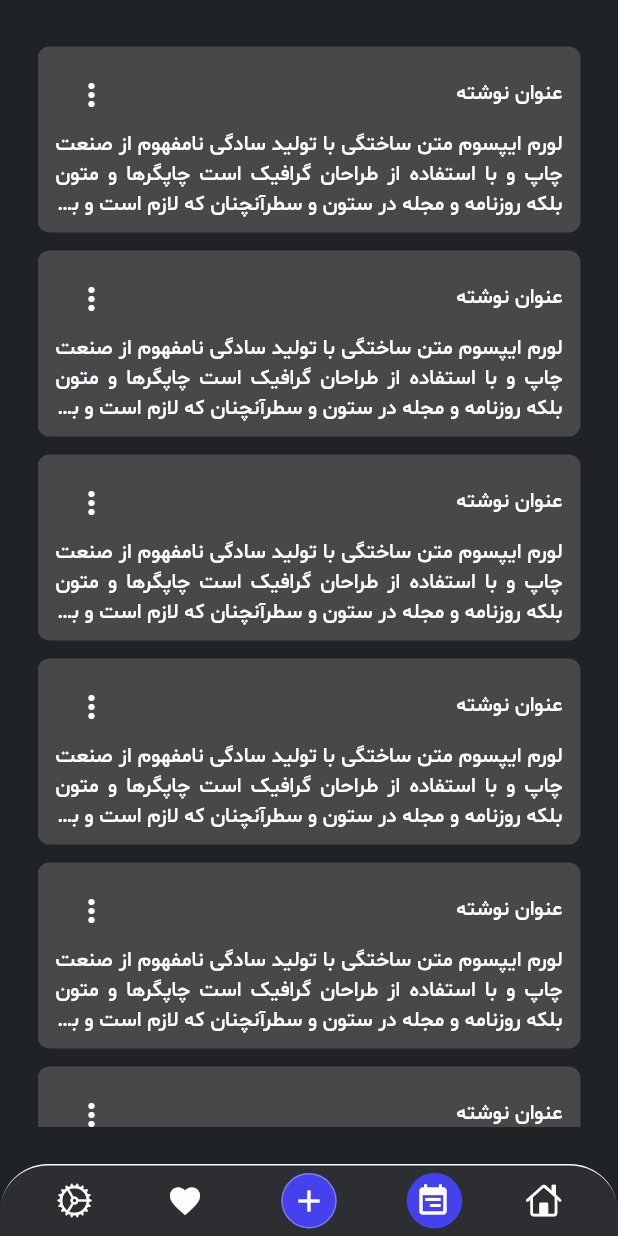
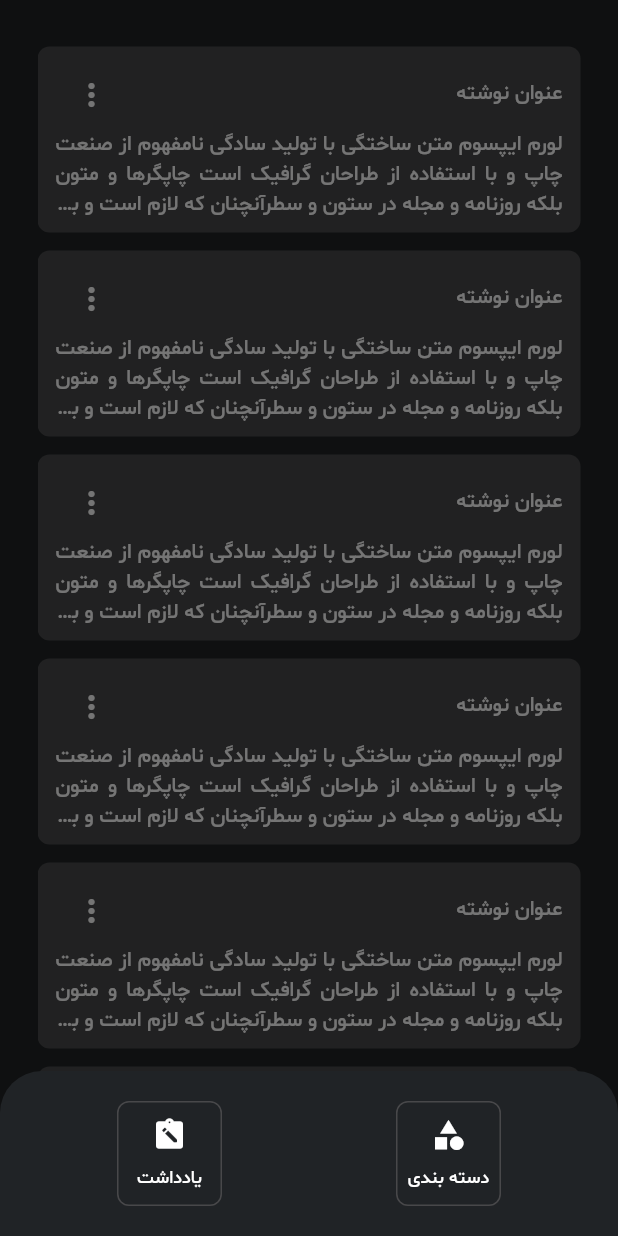
Before and after one commit to mohammad-dehghanifard/flutter_note_app, a Flutter app: the MainPage screen opened directly, item 4 of the bottom bar chosen, after a tap on the "add" icon, on a phone screen of 412 x 824 dp. Run offline on Flutter 3.47's test engine with Material 3 defaults, Android fonts, the phone set to English and light mode, and no system bars; our stand-ins replace flutter_spinkit, get, hive, hive_flutter; accounts and stored records are empty; generated files the repository leaves out were written again.

Commit message:
impl AddBottomSheetWidget custom widget

```diff
--- /dev/null
+++ b/lib/modules/main/widgets/add_bottomsheet_widget.dart
@@ -0,0 +1,63 @@
+import 'package:flutter/material.dart';
+import 'package:get/get.dart';
+
+class AddBottomSheetWidget extends StatelessWidget {
+  const AddBottomSheetWidget({super.key});
+
+  @override
+  Widget build(BuildContext context) {
+    return Padding(
+      padding: const EdgeInsets.all(20),
+      child: Row(
+        mainAxisAlignment: MainAxisAlignment.spaceAround,
+        children: [
+            _AddItemButton(
+            onTap:() {},
+            icon: Icons.category,
+            title: "دسته بندی",
+          ),
+
+          _AddItemButton(
+            onTap:() {},
+            icon: Icons.note_alt_rounded,
+            title: "یادداشت",
+          )
+        ],
+      ),
+    );
+  }
+}
+
+class _AddItemButton extends StatelessWidget {
+  const _AddItemButton({
+    super.key, required this.title, required this.icon, required this.onTap,
+  });
+
+  final String title;
+  final IconData icon;
+  final Function() onTap;
+
+  @override
+  Widget build(BuildContext context) {
+    return GestureDetector(
+      onTap: onTap,
+      child: Container(
+        width: 70,
+        height: 70,
+        decoration: BoxDecoration(
+          border: Border.all(color: context.theme.colorScheme.primaryContainer),
+          borderRadius: BorderRadius.circular(8)
+        ),
+        child: Column(
+          crossAxisAlignment: CrossAxisAlignment.center,
+          mainAxisAlignment: MainAxisAlignment.center,
+          children: [
+            Icon(icon),
+            const SizedBox(height: 8),
+            Text(title,style: const TextStyle(fontSize: 12),)
+          ],
+        ),
+      ),
+    );
+  }
+}
--- a/lib/modules/main/widgets/bottom_navigation_widget.dart
+++ b/lib/modules/main/widgets/bottom_navigation_widget.dart
@@ -2,6 +2,7 @@ import 'package:flutter/cupertino.dart';
 import 'package:flutter/material.dart';
 import 'package:flutter/widgets.dart';
 import 'package:flutter_note_app/modules/main/controllers/navigation_controller.dart';
+import 'package:flutter_note_app/modules/main/widgets/add_bottomsheet_widget.dart';
 import 'package:get/get.dart';
 
 class BottomNavigationWidget extends StatelessWidget {
@@ -68,7 +69,7 @@ class _NavigationAddButton extends StatelessWidget {
   Widget build(BuildContext context) {
     return GestureDetector(
       onTap: () {
-
+          showModalBottomSheet(context: context, builder: (context) => const AddBottomSheetWidget());
       },
       child: Container(
         width: 60,
```
